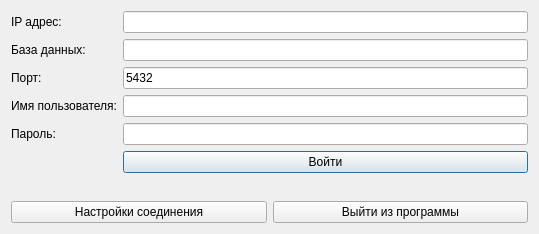
Above: authorization.ui from MikhailBersenev/BuksanSpy before the change. Below: the same form after it.
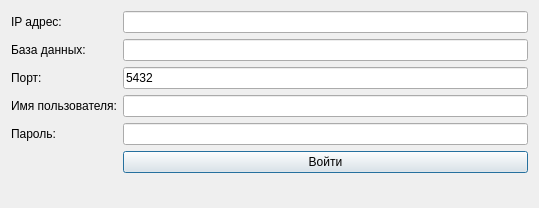
That is the form after the change. Icons and pictures are not drawn.

```diff
--- a/authorization.ui
+++ b/authorization.ui
@@ -7,9 +7,15 @@
     <x>0</x>
     <y>0</y>
     <width>539</width>
-    <height>234</height>
+    <height>208</height>
    </rect>
   </property>
+  <property name="maximumSize">
+   <size>
+    <width>539</width>
+    <height>240</height>
+   </size>
+  </property>
   <property name="windowTitle">
    <string>Вход в систему</string>
   </property>
@@ -94,20 +100,6 @@
      </item>
     </layout>
    </item>
-   <item row="1" column="0">
-    <widget class="QPushButton" name="GoToSetupConnection_Button">
-     <property name="text">
-      <string>Настройки соединения</string>
-     </property>
-    </widget>
-   </item>
-   <item row="1" column="1">
-    <widget class="QPushButton" name="quit_Button">
-     <property name="text">
-      <string>Выйти из программы</string>
-     </property>
-    </widget>
-   </item>
   </layout>
  </widget>
  <resources/>
```
